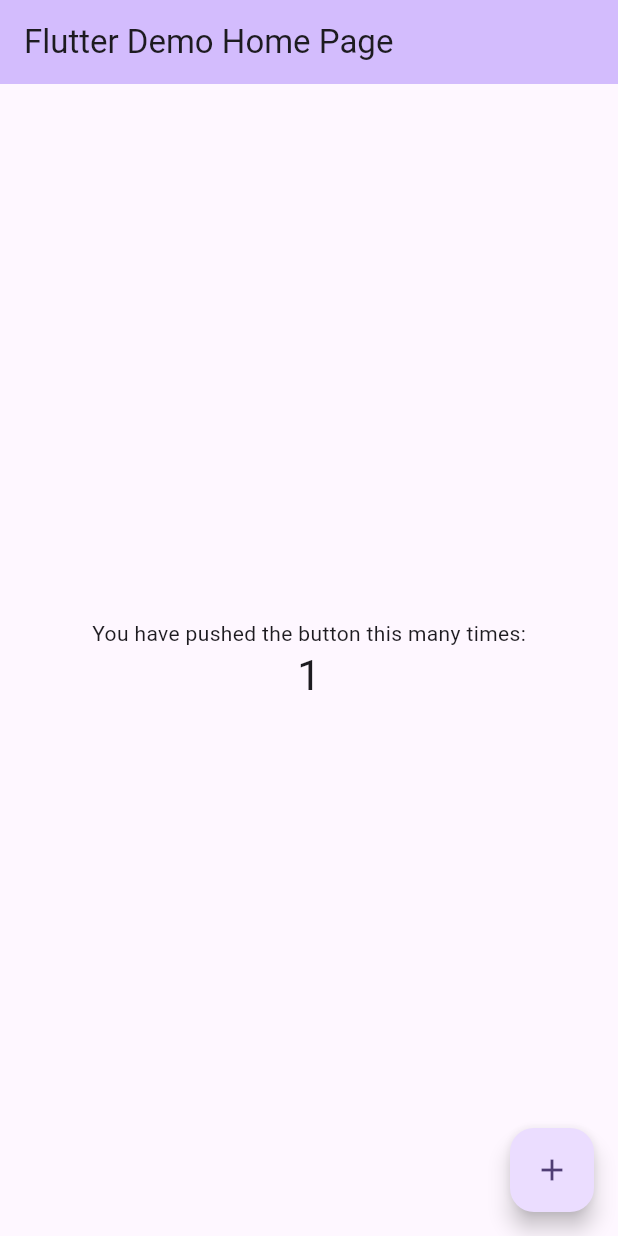
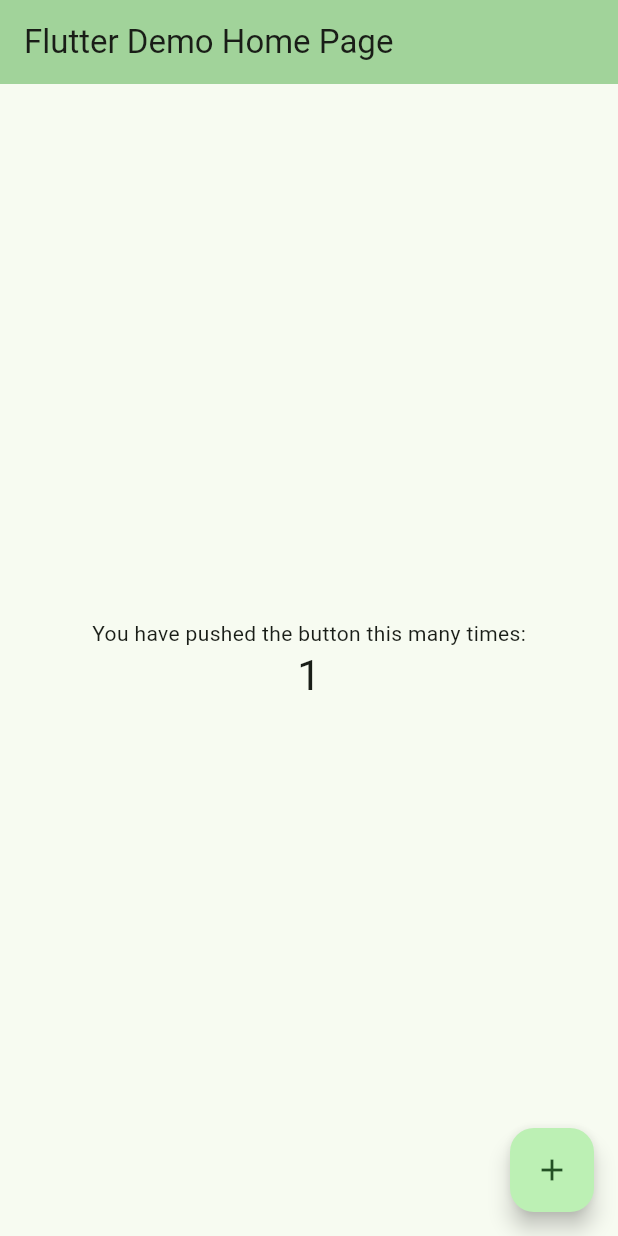
Before and after one commit to theturboturnip/turnip_music, a Flutter app: the screen it shows after launch, after a tap on the "add" icon, on a phone screen of 412 x 824 dp. Run offline on Flutter 3.47's test engine with Material 3 defaults, Android fonts, the phone set to English and light mode, and no system bars; our stand-ins replace plugin_platform_interface, sqflite, sqflite_common, sqflite_common_ffi; missing offline and left inert: mutex; accounts and stored records are empty.

```diff
--- /dev/null
+++ b/lib/library/data/db.dart
@@ -0,0 +1,106 @@
+import 'package:sqflite/sqflite.dart';
+import 'package:turnip_music/repos/db/db_user.dart';
+
+class LibraryDbUser extends DbUser {
+  @override
+  int get dbVersion => 1;
+
+  @override
+  String get id => "com.theturboturnip.turnip_music.library";
+
+  @override
+  Future<void> upgradeDb(DatabaseExecutor db, int oldVersion) async {
+    if (oldVersion < 1) {
+      // Song table
+      await db.execute(
+        "CREATE TABLE Songs ( "
+        "id INTEGER PRIMARY KEY, "
+        "musicBrainzId TEXT, " // nullable
+        "name TEXT NOT NULL, "
+        "lengthSeconds INTEGER NOT NULL"
+        ");",
+      );
+      // SongBacking table
+      await db.execute(
+        "CREATE TABLE SongBackings ( "
+        "id INTEGER PRIMARY KEY, "
+        "songId INTEGER NOT NULL REFERENCES Songs(id) ON DELETE CASCADE, "
+        "backendId TEXT NOT NULL, "
+        "idInBackend TEXT NOT NULL, "
+        "fallbackMetadataInBackend TEXT NOT NULL, " // encoded as a JSON list
+        "priorityInBackend INTEGER NOT NULL, "
+        "coverArtInBackend TEXT " // nullable
+        ");",
+      );
+      // Album table
+      await db.execute(
+        "CREATE TABLE Albums ( "
+        "id INTEGER PRIMARY KEY, "
+        "musicBrainzId TEXT, " // nullable
+        "name TEXT NOT NULL "
+        ");",
+      );
+      // AlbumBacking table
+      await db.execute(
+        "CREATE TABLE AlbumBackings ( "
+        "id INTEGER PRIMARY KEY, "
+        "albumId INTEGER NOT NULL REFERENCES Albums(id) ON DELETE CASCADE, "
+        "backendId TEXT NOT NULL, "
+        "idInBackend TEXT NOT NULL, "
+        "fallbackMetadataInBackend TEXT NOT NULL, " // encoded as a JSON list
+        "coverArtInBackend TEXT " // nullable
+        ");",
+      );
+      // Artist table
+      await db.execute(
+        "CREATE TABLE Artists ( "
+        "id INTEGER PRIMARY KEY, "
+        "musicBrainzId TEXT, " // nullable
+        "name TEXT NOT NULL "
+        ");",
+      );
+      // ArtistBacking table
+      await db.execute(
+        "CREATE TABLE ArtistBackings ( "
+        "id INTEGER PRIMARY KEY, "
+        "artistId INTEGER NOT NULL REFERENCES Artists(id) ON DELETE CASCADE, "
+        "backendId TEXT NOT NULL, "
+        "idInBackend TEXT NOT NULL, "
+        "fallbackMetadataInBackend TEXT NOT NULL, " // encoded as a JSON list
+        "coverArtInBackend TEXT " // nullable
+        ");",
+      );
+      // UserTag table
+      await db.execute(
+        "CREATE TABLE UserTags ( "
+        "name TEXT NOT NULL UNIQUE"
+        ");",
+      );
+      // LinkSongToAlbum table
+      await db.execute(
+        "CREATE TABLE LinkSongToAlbum ("
+        "songId INTEGER NOT NULL REFERENCES Songs(id) ON DELETE CASCADE, "
+        "albumId INTEGER NOT NULL REFERENCES Albums(id) ON DELETE CASCADE, "
+        "disc INTEGER, "
+        "track INTEGER "
+        ");",
+      );
+      // LinkSongToArtist table
+      await db.execute(
+        "CREATE TABLE LinkSongToArtist ("
+        "songId INTEGER NOT NULL REFERENCES Songs(id) ON DELETE CASCADE, "
+        "artistId INTEGER NOT NULL REFERENCES Artists(id) ON DELETE CASCADE, "
+        "artistOrderInSong INTEGER " // nullable, named "order" in SongToArtist class but that is a SQL keyword
+        ");",
+      );
+      // LinkSongToUserTag table
+      await db.execute(
+        "CREATE TABLE LinkSongToUserTag ("
+        "songId INTEGER NOT NULL REFERENCES Songs(id) ON DELETE CASCADE, "
+        "userTagId INTEGER NOT NULL REFERENCES Songs(id) ON DELETE CASCADE, "
+        "UNIQUE(songId, userTagId) ON CONFLICT IGNORE"
+        ");",
+      );
+    }
+  }
+}
--- a/lib/library/data/tag_album.dart
+++ b/lib/library/data/tag_album.dart
@@ -1,11 +1,9 @@
-import 'package:uuid/uuid.dart';
-
 extension type AlbumId(int id) {}
 
 /// A group of Songs released in one unit (potentially of multiple mediums e.g. a multi-disc CD set).
 /// Notionally equivalent to a MusicBrainz Release.
 class Album {
-  final Uuid? musicBrainzId;
+  final String? musicBrainzId;
   final String name;
   // TODO releaseType
 
@@ -24,17 +22,17 @@ class AlbumBacking {
   final String backendId;
   // A theoretically unique ID within the backend
   final String idInBackend;
-  // A fallback identifier within the backend which can be used if the main id falls out from under you.
+  // A set of fallback metadata within the backend which can be used if the main id falls out from under you.
   // Unlikely to be useful in e.g. Spotify's case, but local files can be flaky.
-  final String fallbackIdInBackend;
-  // TODO?
-  final Uri coverArtInBackend;
+  final List<String> fallbackMetadataInBackend;
+  // A Uri pointing to the album's cover art dictated by this backend.
+  final String? coverArtInBackend;
 
   AlbumBacking({
     required this.albumId,
     required this.backendId,
     required this.idInBackend,
-    required this.fallbackIdInBackend,
+    required this.fallbackMetadataInBackend,
     required this.coverArtInBackend,
   });
 }
--- /dev/null
+++ b/lib/library/library.dart
@@ -0,0 +1,11 @@
+import 'dart:io';
+
+import 'package:flutter/foundation.dart';
+import 'package:turnip_music/library/library_plugin.dart';
+import 'package:turnip_music/library/plugins/android_media_store.dart';
+
+List<LibraryPlugin> getLibraryPluginsForPlatform() {
+  return [
+    if (!kIsWeb && Platform.isAndroid) AndroidMediaStoreLibraryPlugin(),
+  ];
+}
--- a/lib/main.dart
+++ b/lib/main.dart
@@ -1,6 +1,66 @@
+import 'dart:io';
+
+import 'package:flutter/foundation.dart';
 import 'package:flutter/material.dart';
+import 'package:sqflite/sqflite.dart';
+import 'package:sqflite_common_ffi/sqflite_ffi.dart';
+import 'package:path/path.dart';
+import 'package:path_provider/path_provider.dart';
+import 'package:turnip_music/library/data/db.dart';
+import 'package:turnip_music/library/library.dart';
+import 'package:turnip_music/repos/db/db_repo.dart';
+import 'package:turnip_music/repos/db/db_user.dart';
 
-void main() {
+Future<void> main() async {
+  // Use sqflite on MacOS/iOS/Android.
+  WidgetsFlutterBinding.ensureInitialized();
+  if (kIsWeb) {
+    throw "This application requires SQFlite and does not currently enable that on web.";
+  } else {
+    // Use ffi on Linux and Windows.
+    if (Platform.isLinux || Platform.isWindows) {
+      databaseFactory = databaseFactoryFfi;
+      sqfliteFfiInit();
+    }
+  }
+
+  // Pick a path for the database. In debug mode this may be in an ephemeral directory such as a temp directory,
+  // but it still needs to be a real file for the backup/restore functionality to work.
+
+  late final String dbFolder;
+
+  if (Platform.isAndroid) {
+    dbFolder = await getDatabasesPath();
+  } else if (Platform.isIOS || Platform.isMacOS) {
+    dbFolder = (await getLibraryDirectory()).path;
+  } else if (kDebugMode) {
+    dbFolder = (await getTemporaryDirectory()).path;
+  } else {
+    dbFolder = (await getApplicationDocumentsDirectory()).path;
+  }
+
+  final dbPath = join(
+    dbFolder,
+    "turnip_music.db",
+  );
+  if (kDebugMode) {
+    // truncate the file to clear the db
+    await File(dbPath).openWrite().close();
+  }
+
+  final libraryDbUser = LibraryDbUser();
+  final libraryPlugins = getLibraryPluginsForPlatform();
+
+  var dbUsers = <String, DbUser>{
+    for (var dbUser in [
+      libraryDbUser,
+      ...libraryPlugins,
+    ])
+      dbUser.id: dbUser
+  };
+
+  final dbRepo = await DbRepo.createDatabase(dbPath, dbUsers);
+
   runApp(const MyApp());
 }
 
@@ -28,7 +88,7 @@ class MyApp extends StatelessWidget {
         //
         // This works for code too, not just values: Most code changes can be
         // tested with just a hot reload.
-        colorScheme: ColorScheme.fromSeed(seedColor: Colors.deepPurple),
+        colorScheme: ColorScheme.fromSeed(seedColor: (kDebugMode) ? Colors.red : Colors.green),
         useMaterial3: true,
       ),
       home: const MyHomePage(title: 'Flutter Demo Home Page'),
--- /dev/null
+++ b/lib/repos/db/db_repo.dart
@@ -0,0 +1,47 @@
+import 'package:sqflite/sqflite.dart';
+import 'package:turnip_music/repos/db/db_user.dart';
+import 'package:turnip_music/util/rwlocked.dart';
+
+const int dbOverallVersion = 1;
+
+class DbRepo {
+  static Future<DbRepo> createDatabase(String path, Map<String, DbUser> users) async {
+    final db = await openDatabase(
+      path,
+      onConfigure: (db) async {
+        await db.execute("PRAGMA foreign_keys = ON");
+      },
+      version: dbOverallVersion,
+      onUpgrade: (db, oldVersion, newVersion) {
+        if (oldVersion < 1) {
+          db.execute("CREATE TABLE userVersions (userId TEXT UNIQUE, version INT)");
+        }
+      },
+    );
+
+    final userVersionRows = await db.query("userVersions", columns: ["userId", "version"]);
+    final userVersions = Map.fromEntries(
+      userVersionRows.map(
+        (row) => MapEntry(row["userId"] as String, row["version"] as int),
+      ),
+    );
+
+    for (final entry in users.entries) {
+      final dbUser = entry.value;
+      final version = userVersions[entry.key];
+      if (version == null) {
+        dbUser.upgradeDb(db, 0);
+      } else if (version < dbUser.dbVersion) {
+        dbUser.upgradeDb(db, version);
+      } else if (version > dbUser.dbVersion) {
+        throw "DbUser ${dbUser.id} is compiled for a lower db version ${dbUser.dbVersion} than found in the database $version";
+      }
+    }
+
+    return DbRepo(db: RwLocked(db));
+  }
+
+  final RwLocked<Database> db;
+
+  DbRepo({required this.db});
+}
--- a/pubspec.yaml
+++ b/pubspec.yaml
@@ -39,6 +39,11 @@ dependencies:
   android_music_store:
     path: ./plugins/android_music_store
   flutter_plugin_android_lifecycle: ^2.0.24
+  sqflite: ^2.4.1
+  path_provider: ^2.1.5
+  mutex: ^3.1.0
+  sqflite_common_ffi: ^2.3.4+4
+  path: ^1.9.0
 
 dev_dependencies:
   flutter_test:
```
Also changed, not shown: lib/library/data/song.dart (+10 -11 lines), lib/library/data/tag_artist.dart (+5 -5 lines), lib/library/library_plugin.dart (added, +9 -0 lines), lib/library/plugins/android_media_store.dart (added, +29 -0 lines), lib/repos/db/db_user.dart (added, +14 -0 lines), lib/util/rwlocked.dart (added, +32 -0 lines), lib/library/plugins/file_based.dart (added), lib/library/plugins/spotify.dart (added), pubspec.lock, 1 other file.
